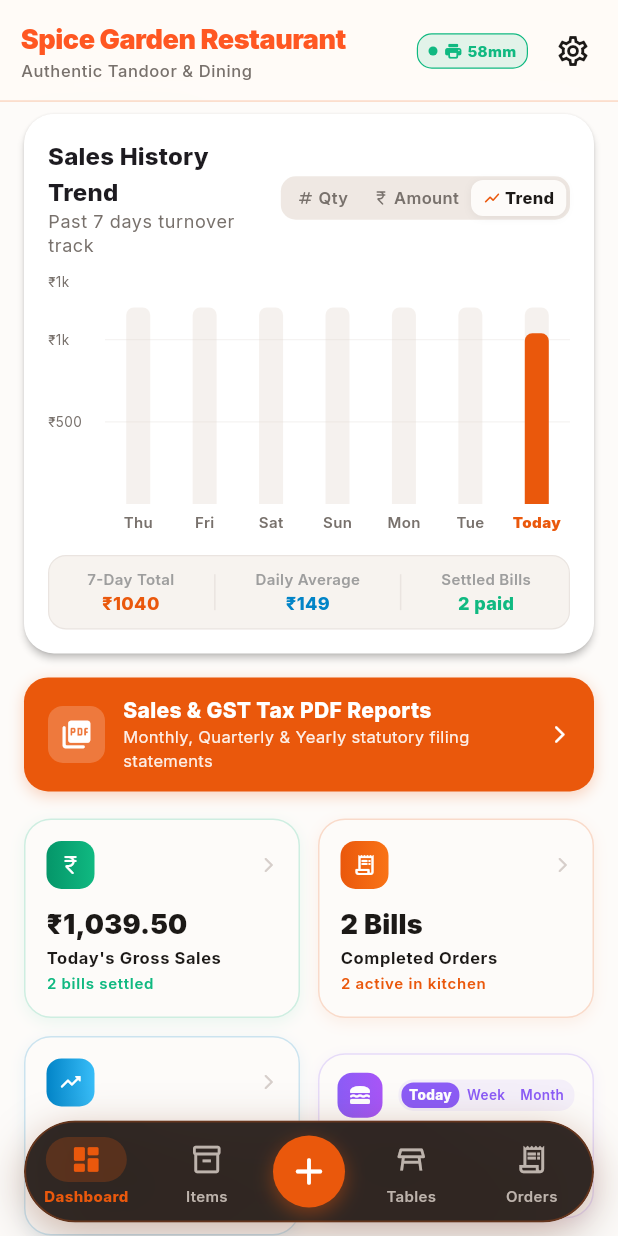
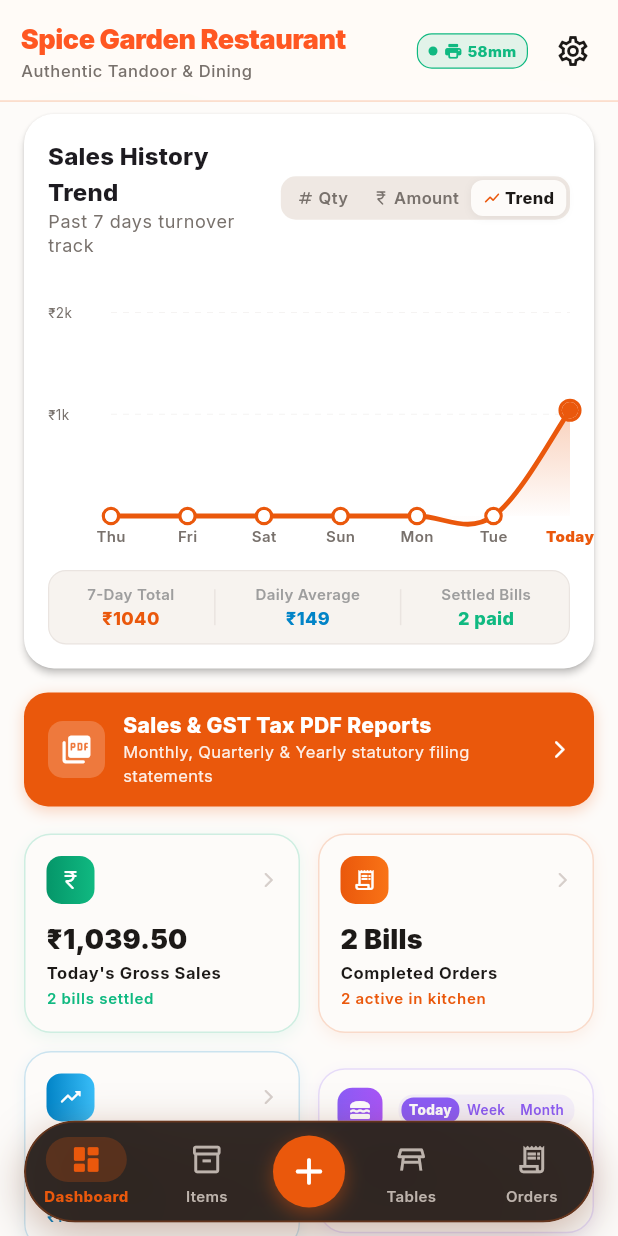
Before and after one commit to iamrony27/Restpos, a Flutter app: the screen it shows after launch, after a tap on "Qty", after a tap on "Amount", after a tap on "Trend", on a phone screen of 412 x 824 dp. Run offline on Flutter 3.47's test engine with Material 3 defaults, Android fonts, the phone set to English and light mode, and no system bars; drawn by our look-alikes of fl_chart; our stand-ins replace google_fonts, pdf, printing, qr_flutter.

Commit message:
feat(dashboard): replace bar chart with smooth line graph and fix y-axis interval repetition

```diff
--- a/lib/screens/dashboard/dashboard_screen.dart
+++ b/lib/screens/dashboard/dashboard_screen.dart
@@ -561,7 +561,7 @@ class _DashboardScreenState extends State<DashboardScreen> {
             ),
             const SizedBox(height: 16),
             if (isHistory) ...[
-              _buildHistoryBarChart(theme, dailyHistory, maxDailyRevenue, sevenDayRevenue, sevenDayBills),
+              _buildHistoryLineChart(theme, dailyHistory, maxDailyRevenue, sevenDayRevenue, sevenDayBills),
             ] else ...[
               Row(
               children: [
@@ -712,32 +712,59 @@ class _DashboardScreenState extends State<DashboardScreen> {
     );
   }
 
-  Widget _buildHistoryBarChart(
+  Widget _buildHistoryLineChart(
     ThemeData theme,
     List<Map<String, dynamic>> dailyHistory,
     double maxDailyRevenue,
     double sevenDayRevenue,
     int sevenDayBills,
   ) {
+    final effectiveMax = maxDailyRevenue > 0 ? maxDailyRevenue : 500.0;
+    final double step;
+    if (effectiveMax <= 1000) {
+      step = 500;
+    } else if (effectiveMax <= 3000) {
+      step = 1000;
+    } else if (effectiveMax <= 10000) {
+      step = 2500;
+    } else {
+      step = 5000;
+    }
+    final maxY = ((effectiveMax / step).ceil() + 0.3) * step;
+
+    final spots = dailyHistory.asMap().entries.map((entry) {
+      final idx = entry.key.toDouble();
+      final rev = entry.value['revenue'] as double;
+      return FlSpot(idx, rev);
+    }).toList();
+
     return Column(
       mainAxisSize: MainAxisSize.min,
       children: [
         SizedBox(
-          height: 170,
-          child: BarChart(
-            BarChartData(
-              alignment: BarChartAlignment.spaceAround,
-              maxY: maxDailyRevenue > 0 ? (maxDailyRevenue * 1.3) : 1000,
-              barTouchData: BarTouchData(
+          height: 180,
+          child: LineChart(
+            LineChartData(
+              minX: 0,
+              maxX: (dailyHistory.length - 1).toDouble(),
+              minY: 0,
+              maxY: maxY,
+              lineTouchData: LineTouchData(
                 enabled: true,
-                touchTooltipData: BarTouchTooltipData(
+                touchTooltipData: LineTouchTooltipData(
                   getTooltipColor: (_) => const Color(0xFF261D19),
                   tooltipRoundedRadius: 8,
-                  getTooltipItem: (group, groupIndex, rod, rodIndex) {
-                    final item = dailyHistory[group.x.toInt()];
-                    return BarTooltipItem(
+                  getTooltipItems: (touchedSpots) {
+                    return touchedSpots.map((spot) {
+                      final idx = spot.x.toInt();
+                      final item = dailyHistory[idx];
+                      return LineTooltipItem(
                         '${item['label']} (${item['dateStr']})\n',
-                      const TextStyle(color: Colors.white70, fontSize: 11, fontWeight: FontWeight.w600),
+                        const TextStyle(
+                          color: Colors.white70,
+                          fontSize: 11,
+                          fontWeight: FontWeight.w600,
+                        ),
                         children: [
                           TextSpan(
                             text: '₹${(item['revenue'] as double).toStringAsFixed(0)}',
@@ -753,21 +780,25 @@ class _DashboardScreenState extends State<DashboardScreen> {
                           ),
                         ],
                       );
+                    }).toList();
                   },
                 ),
+                handleBuiltInTouches: true,
               ),
               titlesData: FlTitlesData(
                 show: true,
                 bottomTitles: AxisTitles(
                   sideTitles: SideTitles(
                     showTitles: true,
+                    reservedSize: 24,
+                    interval: 1,
                     getTitlesWidget: (val, meta) {
                       final idx = val.toInt();
                       if (idx < 0 || idx >= dailyHistory.length) return const SizedBox.shrink();
                       final item = dailyHistory[idx];
                       final isToday = idx == dailyHistory.length - 1;
                       return Padding(
-                        padding: const EdgeInsets.only(top: 5),
+                        padding: const EdgeInsets.only(top: 6),
                         child: Text(
                           item['label'] as String,
                           style: TextStyle(
@@ -778,23 +809,24 @@ class _DashboardScreenState extends State<DashboardScreen> {
                         ),
                       );
                     },
-                    reservedSize: 22,
                   ),
                 ),
                 leftTitles: AxisTitles(
                   sideTitles: SideTitles(
                     showTitles: true,
-                    reservedSize: 38,
+                    reservedSize: 42,
+                    interval: step,
                     getTitlesWidget: (val, meta) {
                       if (val == 0) return const SizedBox.shrink();
-                      if (val >= 1000) {
+                      // Only show exact step intervals, avoiding repeated numbers
+                      if ((val % step).abs() > 0.01 && (step - (val % step)).abs() > 0.01) {
+                        return const SizedBox.shrink();
+                      }
+                      final formatted = val >= 1000
+                          ? (val % 1000 == 0 ? '₹${(val / 1000).toInt()}k' : '₹${(val / 1000).toStringAsFixed(1)}k')
+                          : '₹${val.toInt()}';
                       return Text(
-                          '₹${(val / 1000).toStringAsFixed(0)}k',
-                          style: TextStyle(fontSize: 9, color: theme.colorScheme.outline),
-                        );
-                      }
-                      return Text(
-                        '₹${val.toInt()}',
+                        formatted,
                         style: TextStyle(fontSize: 9, color: theme.colorScheme.outline),
                       );
                     },
@@ -806,41 +838,47 @@ class _DashboardScreenState extends State<DashboardScreen> {
               gridData: FlGridData(
                 show: true,
                 drawVerticalLine: false,
+                horizontalInterval: step,
                 getDrawingHorizontalLine: (val) => FlLine(
                   color: theme.colorScheme.outlineVariant.withOpacity(0.25),
                   strokeWidth: 0.8,
+                  dashArray: [4, 4],
                 ),
               ),
               borderData: FlBorderData(show: false),
-              barGroups: dailyHistory.asMap().entries.map((entry) {
-                final idx = entry.key;
-                final item = entry.value;
-                final revenue = item['revenue'] as double;
-                final isToday = idx == dailyHistory.length - 1;
-
-                return BarChartGroupData(
-                  x: idx,
-                  barRods: [
-                    BarChartRodData(
-                      toY: revenue,
+              lineBarsData: [
+                LineChartBarData(
+                  spots: spots,
+                  isCurved: true,
+                  curveSmoothness: 0.35,
+                  color: CulinaryColors.flameOrange,
+                  barWidth: 3.2,
+                  isStrokeCapRound: true,
+                  dotData: FlDotData(
+                    show: true,
+                    getDotPainter: (spot, percent, barData, index) {
+                      final isToday = index == dailyHistory.length - 1;
+                      return FlDotCirclePainter(
+                        radius: isToday ? 5.5 : 4.0,
+                        color: isToday ? CulinaryColors.flameOrange : Colors.white,
+                        strokeWidth: 2.2,
+                        strokeColor: CulinaryColors.flameOrange,
+                      );
+                    },
+                  ),
+                  belowBarData: BarAreaData(
+                    show: true,
                     gradient: LinearGradient(
-                        colors: isToday
-                            ? [CulinaryColors.flameOrange, CulinaryColors.tandoorSpice]
-                            : [CulinaryColors.royalBlue, const Color(0xFF38BDF8)],
-                        begin: Alignment.bottomCenter,
-                        end: Alignment.topCenter,
+                      colors: [
+                        CulinaryColors.flameOrange.withOpacity(0.28),
+                        CulinaryColors.flameOrange.withOpacity(0.01),
+                      ],
+                      begin: Alignment.topCenter,
+                      end: Alignment.bottomCenter,
                     ),
-                      width: 16,
-                      borderRadius: const BorderRadius.vertical(top: Radius.circular(5)),
-                      backDrawRodData: BackgroundBarChartRodData(
-                        show: true,
-                        toY: maxDailyRevenue > 0 ? (maxDailyRevenue * 1.15) : 1000,
-                        color: theme.colorScheme.surfaceContainerHighest.withOpacity(0.3),
                   ),
                 ),
               ],
-                );
-              }).toList(),
             ),
           ),
         ),
```
Lines whose indentation alone changed are shown as unchanged.
